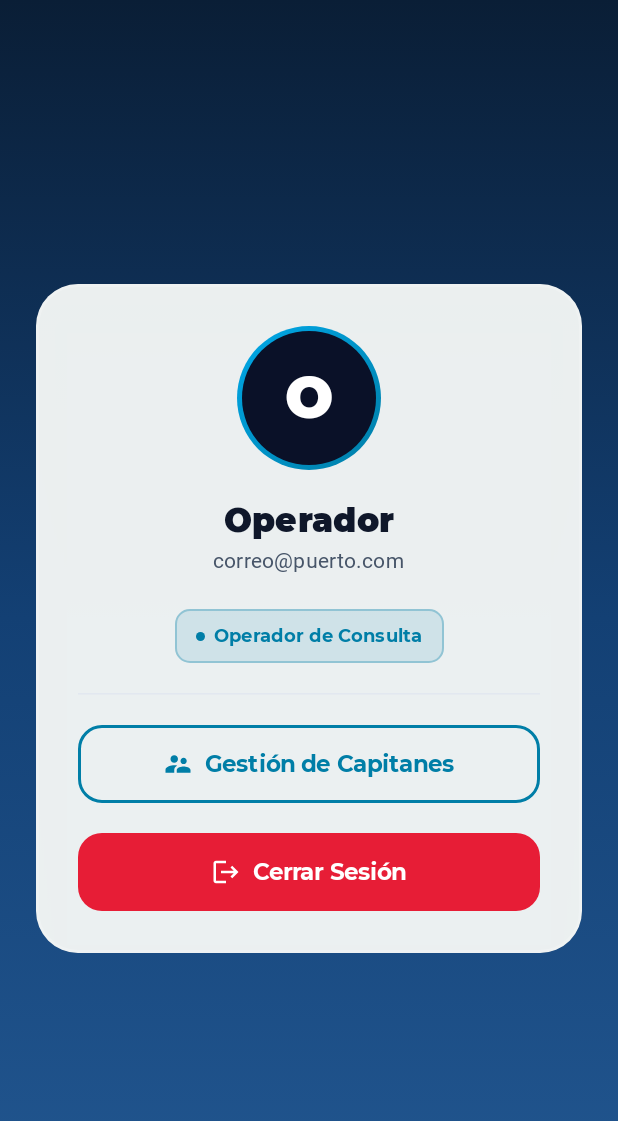
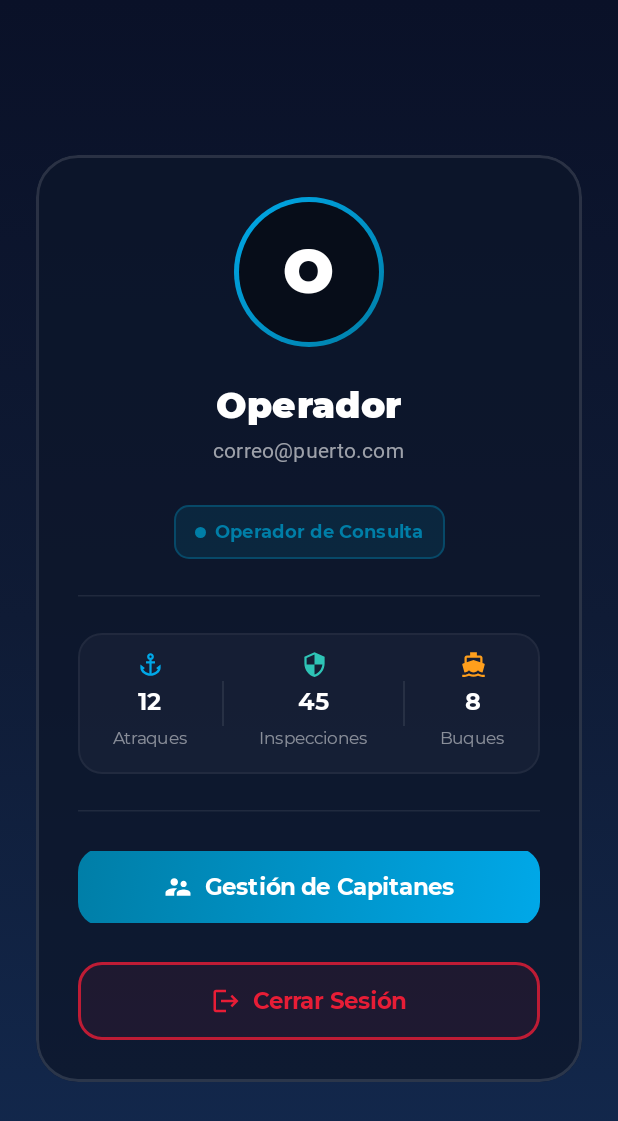
Before and after one commit to andreeesz17/maritimo_frontend, an Android app built with Jetpack Compose: the ProfileScreen screen opened through its navigation route, on a phone screen of 412 x 824 dp. Shown: the top 1121 px of the screen. Run offline under Robolectric (Android 15) with nearby library versions, the light colour scheme and no system bars; our stand-ins replace Dagger/Hilt's generated code; Roboto replaces fonts that are not available here.

Commit message:
Rediseño de pantalla de perfil con estilo glassmorphic y mini estadísticas

```diff
--- a/app/src/main/java/com/maritimo/control/ui/profile/ProfileScreen.kt
+++ b/app/src/main/java/com/maritimo/control/ui/profile/ProfileScreen.kt
@@ -40,9 +40,9 @@ fun ProfileScreen(
 
     val backgroundGradient = Brush.verticalGradient(
         colors = listOf(
-            Color(0xFF0A1E36),
-            Color(0xFF134074),
-            Color(0xFF225791)
+            AzulAbisal,
+            Color(0xFF0F1B35),
+            Color(0xFF132A50)
         )
     )
 
@@ -58,57 +58,64 @@ fun ProfileScreen(
                 .fillMaxWidth()
                 .widthIn(max = 450.dp)
                 .clip(RoundedCornerShape(28.dp))
-                .border(BorderStroke(1.5.dp, Color.White.copy(alpha = 0.2f)), RoundedCornerShape(28.dp)),
-            colors = CardDefaults.cardColors(containerColor = BlancoHielo.copy(alpha = 0.96f)),
-            elevation = CardDefaults.cardElevation(defaultElevation = 16.dp)
+                .border(
+                    BorderStroke(1.5.dp, Color.White.copy(alpha = 0.12f)),
+                    RoundedCornerShape(28.dp)
+                ),
+            colors = CardDefaults.cardColors(
+                containerColor = Color(0xFF0C162A).copy(alpha = 0.75f)
+            ),
+            elevation = CardDefaults.cardElevation(defaultElevation = 0.dp)
         ) {
             Column(
                 modifier = Modifier
                     .fillMaxWidth()
                     .padding(28.dp),
                 horizontalAlignment = Alignment.CenterHorizontally,
-                verticalArrangement = Arrangement.spacedBy(20.dp)
+                verticalArrangement = Arrangement.spacedBy(24.dp)
             ) {
-                // Avatar con borde gradiente brillante
+                // Avatar con borde gradiente brillante y efecto de pulido
                 Box(
                     modifier = Modifier
-                        .size(96.dp)
+                        .size(100.dp)
                         .clip(CircleShape)
                         .background(Brush.linearGradient(listOf(CianElectrico, AzulAcero)))
                         .padding(3.dp)
                         .clip(CircleShape)
-                        .background(AzulAbisal),
+                        .background(Color(0xFF070D19)),
                     contentAlignment = Alignment.Center
                 ) {
                     Text(
                         text = (user?.username?.firstOrNull()?.toString() ?: "O").uppercase(),
                         color = Color.White,
-                        fontSize = 38.sp,
+                        fontSize = 40.sp,
                         fontWeight = FontWeight.Black
                     )
                 }
 
+                // Información del Usuario
                 Column(horizontalAlignment = Alignment.CenterHorizontally) {
                     Text(
                         text = user?.username ?: "Operador",
-                        fontSize = 22.sp,
+                        fontSize = 24.sp,
                         fontWeight = FontWeight.Black,
-                        color = TextPrimary
+                        color = Color.White
                     )
-                    Spacer(modifier = Modifier.height(2.dp))
+                    Spacer(modifier = Modifier.height(4.dp))
                     Text(
                         text = user?.email ?: "correo@puerto.com",
                         fontSize = 14.sp,
-                        color = TextSecondary,
+                        color = Color.White.copy(alpha = 0.6f),
                         fontWeight = FontWeight.Medium
                     )
                 }
 
+                // Badge de Rol con diseño tecnológico
                 val statusColor = if (isAdmin) VerdeEsmeralda else AzulAcero
                 Surface(
-                    color = statusColor.copy(alpha = 0.12f),
+                    color = statusColor.copy(alpha = 0.15f),
                     shape = RoundedCornerShape(10.dp),
-                    border = BorderStroke(1.dp, statusColor.copy(alpha = 0.3f))
+                    border = BorderStroke(1.dp, statusColor.copy(alpha = 0.4f))
                 ) {
                     Row(
                         modifier = Modifier.padding(horizontal = 14.dp, vertical = 6.dp),
@@ -117,7 +124,7 @@ fun ProfileScreen(
                     ) {
                         Box(
                             modifier = Modifier
-                                .size(6.dp)
+                                .size(7.dp)
                                 .clip(CircleShape)
                                 .background(statusColor)
                         )
@@ -130,50 +137,125 @@ fun ProfileScreen(
                     }
                 }
 
-                HorizontalDivider(color = Border, thickness = 1.dp)
+                HorizontalDivider(color = Color.White.copy(alpha = 0.08f), thickness = 1.dp)
 
-                // Menu items
-                OutlinedButton(
-                    onClick = onNavigateToCapitanes,
+                // Mini-Stats Section (Métricas)
+                Row(
                     modifier = Modifier
                         .fillMaxWidth()
-                        .height(52.dp),
-                    shape = RoundedCornerShape(16.dp),
-                    border = BorderStroke(1.5.dp, AzulAcero),
-                    colors = ButtonDefaults.outlinedButtonColors(contentColor = AzulAcero)
+                        .background(Color.White.copy(alpha = 0.03f), RoundedCornerShape(16.dp))
+                        .border(BorderStroke(1.dp, Color.White.copy(alpha = 0.05f)), RoundedCornerShape(16.dp))
+                        .padding(vertical = 12.dp),
+                    horizontalArrangement = Arrangement.SpaceEvenly,
+                    verticalAlignment = Alignment.CenterVertically
                 ) {
-                    Icon(
-                        imageVector = Icons.Default.SupervisorAccount,
-                        contentDescription = null,
-                        tint = AzulAcero,
-                        modifier = Modifier.size(20.dp)
-                    )
-                    Spacer(modifier = Modifier.width(8.dp))
-                    Text(
-                        text = "Gestión de Capitanes",
-                        fontSize = 15.sp,
-                        fontWeight = FontWeight.Bold
-                    )
+                    // Stat 1: Atraques Activos
+                    Column(horizontalAlignment = Alignment.CenterHorizontally) {
+                        Icon(
+                            imageVector = Icons.Default.Anchor,
+                            contentDescription = null,
+                            tint = CianElectrico,
+                            modifier = Modifier.size(18.dp)
+                        )
+                        Spacer(modifier = Modifier.height(4.dp))
+                        Text(text = "12", color = Color.White, fontSize = 16.sp, fontWeight = FontWeight.Bold)
+                        Text(text = "Atraques", color = Color.White.copy(alpha = 0.5f), fontSize = 11.sp)
+                    }
+
+                    // Divisor
+                    Box(modifier = Modifier.width(1.dp).height(30.dp).background(Color.White.copy(alpha = 0.08f)))
+
+                    // Stat 2: Inspecciones de Seguridad
+                    Column(horizontalAlignment = Alignment.CenterHorizontally) {
+                        Icon(
+                            imageVector = Icons.Default.Security,
+                            contentDescription = null,
+                            tint = VerdeEsmeralda,
+                            modifier = Modifier.size(18.dp)
+                        )
+                        Spacer(modifier = Modifier.height(4.dp))
+                        Text(text = "45", color = Color.White, fontSize = 16.sp, fontWeight = FontWeight.Bold)
+                        Text(text = "Inspecciones", color = Color.White.copy(alpha = 0.5f), fontSize = 11.sp)
+                    }
+
+                    // Divisor
+                    Box(modifier = Modifier.width(1.dp).height(30.dp).background(Color.White.copy(alpha = 0.08f)))
+
+                    // Stat 3: Puertos Activos
+                    Column(horizontalAlignment = Alignment.CenterHorizontally) {
+                        Icon(
+                            imageVector = Icons.Default.DirectionsBoat,
+                            contentDescription = null,
+                            tint = AmbarAlerta,
+                            modifier = Modifier.size(18.dp)
+                        )
+                        Spacer(modifier = Modifier.height(4.dp))
+                        Text(text = "8", color = Color.White, fontSize = 16.sp, fontWeight = FontWeight.Bold)
+                        Text(text = "Buques", color = Color.White.copy(alpha = 0.5f), fontSize = 11.sp)
+                    }
                 }
 
+                HorizontalDivider(color = Color.White.copy(alpha = 0.08f), thickness = 1.dp)
+
+                // Menu items / Action buttons
                 Button(
-                    onClick = onLogout,
-                    colors = ButtonDefaults.buttonColors(containerColor = RojoCoral),
+                    onClick = onNavigateToCapitanes,
+                    colors = ButtonDefaults.buttonColors(containerColor = Color.Transparent),
+                    contentPadding = PaddingValues(),
                     modifier = Modifier
                         .fillMaxWidth()
-                        .height(52.dp),
+                        .heightIn(min = 52.dp),
                     shape = RoundedCornerShape(16.dp)
+                ) {
+                    Box(
+                        modifier = Modifier
+                            .fillMaxWidth()
+                            .background(Brush.linearGradient(listOf(AzulAcero, CianElectrico)))
+                            .padding(horizontal = 16.dp, vertical = 14.dp),
+                        contentAlignment = Alignment.Center
+                    ) {
+                        Row(
+                            verticalAlignment = Alignment.CenterVertically,
+                            horizontalArrangement = Arrangement.Center
+                        ) {
+                            Icon(
+                                imageVector = Icons.Default.SupervisorAccount,
+                                contentDescription = null,
+                                tint = Color.White,
+                                modifier = Modifier.size(20.dp)
+                            )
+                            Spacer(modifier = Modifier.width(8.dp))
+                            Text(
+                                text = "Gestión de Capitanes",
+                                color = Color.White,
+                                fontSize = 15.sp,
+                                fontWeight = FontWeight.Bold
+                            )
+                        }
+                    }
+                }
+
+                OutlinedButton(
+                    onClick = onLogout,
+                    modifier = Modifier
+                        .fillMaxWidth()
+                        .heightIn(min = 52.dp),
+                    shape = RoundedCornerShape(16.dp),
+                    border = BorderStroke(1.5.dp, RojoCoral.copy(alpha = 0.8f)),
+                    colors = ButtonDefaults.outlinedButtonColors(
+                        containerColor = RojoCoral.copy(alpha = 0.08f),
+                        contentColor = RojoCoral
+                    )
                 ) {
                     Icon(
                         imageVector = Icons.Default.Logout,
                         contentDescription = null,
-                        tint = Color.White,
+                        tint = RojoCoral,
                         modifier = Modifier.size(20.dp)
                     )
                     Spacer(modifier = Modifier.width(8.dp))
                     Text(
                         text = "Cerrar Sesión",
-                        color = Color.White,
                         fontSize = 15.sp,
                         fontWeight = FontWeight.Bold
                     )
```
